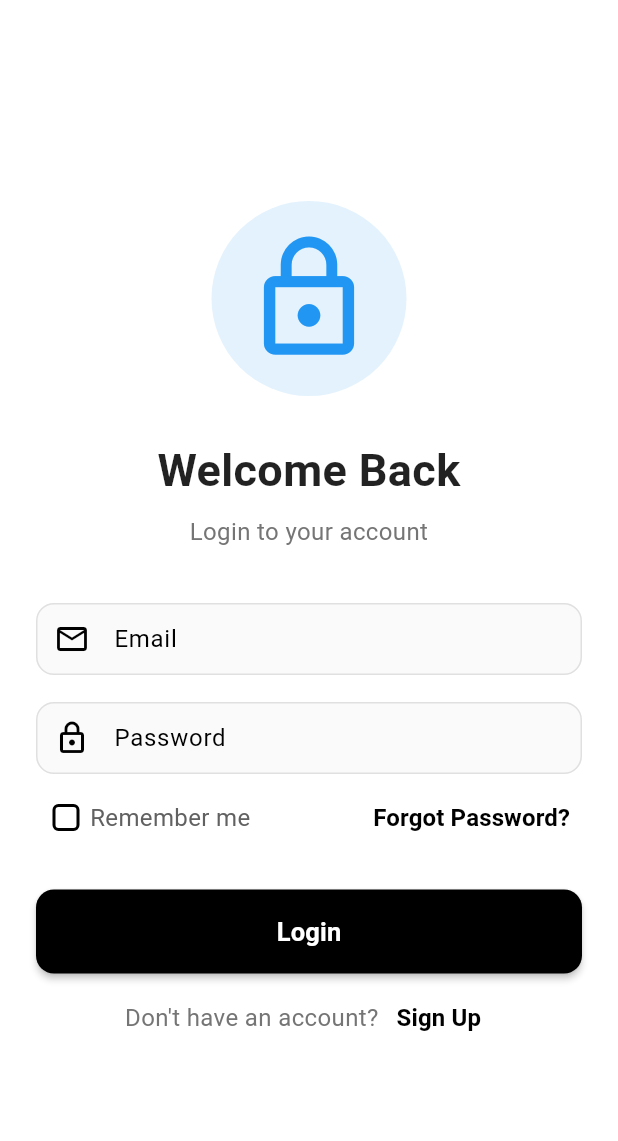
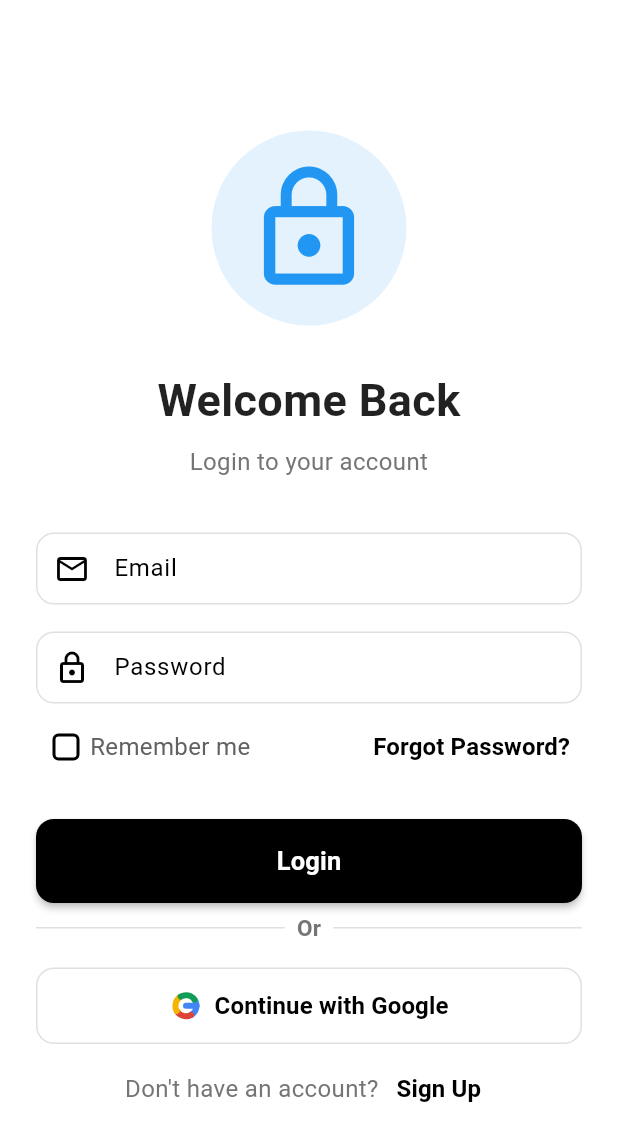
Before and after one commit to Waynenyarky/Capstone, a Flutter app: the screen it shows after launch, after a tap on "Login Using Account", on a phone screen of 412 x 824 dp. Shown: the top 1141 px of the screen. Run offline on Flutter 3.47's test engine with Material 3 defaults, Android fonts, the light colour scheme and no system bars; our stand-ins replace flutter_dotenv, image_cropper, image_picker, local_auth, permission_handler, qr_flutter and 1 more; missing offline and left inert: mailer.

Commit message:
Add UI for Contiue with Google

```diff
--- a/mobile/app/lib/presentation/screens/login_page.dart
+++ b/mobile/app/lib/presentation/screens/login_page.dart
@@ -345,20 +345,16 @@ class _LoginScreenState extends State<LoginScreen> {
       ),
       focusedBorder: OutlineInputBorder(
         borderRadius: BorderRadius.circular(12),
-        borderSide: const BorderSide(color: Colors.blue, width: 2),
-      ),
-      errorBorder: OutlineInputBorder(
-        borderRadius: BorderRadius.circular(12),
-        borderSide: const BorderSide(color: Colors.red, width: 1.5),
-      ),
-      focusedErrorBorder: OutlineInputBorder(
-        borderRadius: BorderRadius.circular(12),
-        borderSide: const BorderSide(color: Colors.red, width: 2),
-      ),
-      filled: true,
-      fillColor: Colors.grey.shade50,
-    );
+      borderSide: const BorderSide(color: Colors.blue, width: 2),
+    ),
+  );
+}
+
+  void _signInWithGooglePending() {
+    final messenger = ScaffoldMessenger.of(context);
+    messenger.showSnackBar(const SnackBar(content: Text('Google Sign-In will be available soon')));
   }
+
 
   @override
   Widget build(BuildContext context) {
@@ -617,6 +613,38 @@ class _LoginScreenState extends State<LoginScreen> {
                                   fontWeight: FontWeight.w600,
                                 ),
                               ),
+                       ),
+                      Padding(
+                        padding: const EdgeInsets.symmetric(vertical: 6),
+                        child: Row(
+                          children: [
+                            Expanded(child: Divider(color: Colors.grey.shade300)),
+                            Padding(
+                              padding: const EdgeInsets.symmetric(horizontal: 8),
+                              child: Text(
+                                'Or',
+                                style: TextStyle(
+                                  fontSize: subtitleFontSize - 1,
+                                  fontWeight: FontWeight.w600,
+                                  color: Colors.grey.shade600,
+                                ),
+                              ),
+                            ),
+                            Expanded(child: Divider(color: Colors.grey.shade300)),
+                          ],
+                        ),
+                      ),
+                      const SizedBox(height: 10),
+                      OutlinedButton.icon(
+                        onPressed: _isLoading ? null : _signInWithGooglePending,
+                        style: OutlinedButton.styleFrom(
+                          backgroundColor: Colors.white,
+                          side: BorderSide(color: Colors.grey.shade300),
+                          shape: RoundedRectangleBorder(borderRadius: BorderRadius.circular(12)),
+                          padding: const EdgeInsets.symmetric(vertical: 14, horizontal: 16),
+                        ),
+                        icon: const GoogleGIcon(size: 22),
+                        label: const Text('Continue with Google', style: TextStyle(fontSize: 16, fontWeight: FontWeight.w600)),
                       ),
                       SizedBox(height: spacing),
                     ],
@@ -766,3 +794,54 @@ class _LoginScreenState extends State<LoginScreen> {
     }
   }
 }
+
+class GoogleGIcon extends StatelessWidget {
+  final double size;
+  const GoogleGIcon({super.key, this.size = 20});
+  @override
+  Widget build(BuildContext context) {
+    return SizedBox(
+      width: size,
+      height: size,
+      child: CustomPaint(
+        painter: _GoogleGPainter(),
+      ),
+    );
+  }
+}
+
+class _GoogleGPainter extends CustomPainter {
+  @override
+  void paint(Canvas canvas, Size size) {
+    final stroke = size.width * 0.18;
+    final rect = Rect.fromLTWH(stroke, stroke, size.width - stroke * 2, size.height - stroke * 2);
+    Paint seg(Color c) => Paint()
+      ..style = PaintingStyle.stroke
+      ..strokeWidth = stroke
+      ..strokeCap = StrokeCap.round
+      ..color = c;
+    final blue = seg(const Color(0xFF4285F4));
+    final red = seg(const Color(0xFFDB4437));
+    final yellow = seg(const Color(0xFFF4B400));
+    final green = seg(const Color(0xFF0F9D58));
+
+    // Four segments around the ring
+    canvas.drawArc(rect, _deg(-30), _deg(90), false, blue);     // top-right
+    canvas.drawArc(rect, _deg(60), _deg(90), false, red);       // top-left
+    canvas.drawArc(rect, _deg(150), _deg(90), false, yellow);   // bottom-left
+    canvas.drawArc(rect, _deg(240), _deg(85), false, green);    // bottom-right (leave small gap)
+
+    // Horizontal blue cut to form the 'G' bar
+    final cx = size.width / 2;
+    final cy = size.height / 2;
+    final cut = Paint()
+      ..style = PaintingStyle.stroke
+      ..strokeWidth = stroke
+      ..strokeCap = StrokeCap.round
+      ..color = const Color(0xFF4285F4);
+    canvas.drawLine(Offset(cx, cy), Offset(cx + rect.width / 2, cy), cut);
+  }
+  double _deg(double d) => d * 3.1415926535 / 180.0;
+  @override
+  bool shouldRepaint(covariant CustomPainter oldDelegate) => false;
+}
```
